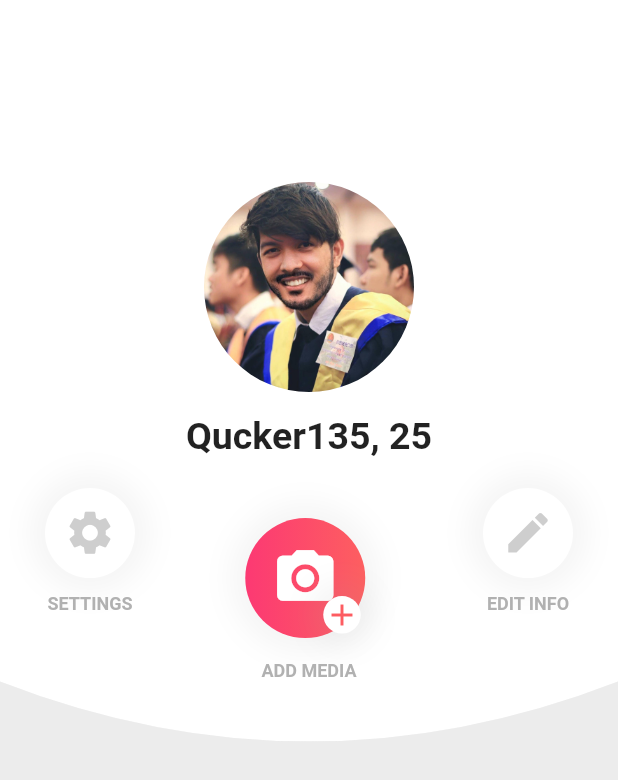
After one commit to bingis-khan/christer, a Flutter app: the AccountPage screen opened directly, on a phone screen of 412 x 824 dp. The commit adds this screen. Shown: the top 780 px of the screen. Run offline on Flutter 3.47's test engine with Material 2 defaults, Android fonts, the phone set to English and light mode, and no system bars; our stand-ins replace flutter_custom_clippers, flutter_svg, swipe_cards; project files that could hold a hidden picture were left out.

Commit message:
add profile page

```diff
--- /dev/null
+++ b/christer/lib/pages/account_page.dart
@@ -0,0 +1,199 @@
+import 'package:christer/data/account_json.dart';
+import 'package:christer/theme/colors.dart';
+import 'package:flutter/material.dart';
+import 'package:flutter_custom_clippers/flutter_custom_clippers.dart';
+
+class AccountPage extends StatefulWidget {
+  @override
+  _AccountPageState createState() => _AccountPageState();
+}
+
+class _AccountPageState extends State<AccountPage> {
+  @override
+  Widget build(BuildContext context) {
+    return Scaffold(
+      backgroundColor: grey.withOpacity(0.2),
+      body: getBody(),
+    );
+  }
+
+  Widget getBody() {
+    var size = MediaQuery.of(context).size;
+    return ClipPath(
+      clipper: OvalBottomBorderClipper(),
+      child: Container(
+        width: size.width,
+        height: size.height * 0.6,
+        decoration: BoxDecoration(color: white, boxShadow: [
+          BoxShadow(
+              color: grey.withOpacity(0.1), spreadRadius: 10, blurRadius: 10)
+        ]),
+        child: Padding(
+          padding: const EdgeInsets.only(left: 30, right: 30, bottom: 40),
+          child: Column(mainAxisAlignment: MainAxisAlignment.end, children: [
+            Container(
+              width: 140,
+              height: 140,
+              decoration: BoxDecoration(
+                  shape: BoxShape.circle,
+                  image: DecorationImage(
+                      image: AssetImage(account_json[0]['img']),
+                      fit: BoxFit.cover)),
+            ),
+            SizedBox(
+              height: 15,
+            ),
+            Text(
+              account_json[0]['name'] +
+                  ", " +
+                  account_json[0]['age'].toString(),
+              style: TextStyle(fontSize: 25, fontWeight: FontWeight.w600),
+            ),
+            SizedBox(
+              height: 20,
+            ),
+            Row(
+              crossAxisAlignment: CrossAxisAlignment.start,
+              mainAxisAlignment: MainAxisAlignment.spaceBetween,
+              children: [
+                Column(
+                  children: [
+                    Container(
+                      width: 60,
+                      height: 60,
+                      decoration: BoxDecoration(
+                          color: white,
+                          shape: BoxShape.circle,
+                          boxShadow: [
+                            BoxShadow(
+                              color: grey.withOpacity(0.1),
+                              blurRadius: 15,
+                              spreadRadius: 10,
+                            )
+                          ]),
+                      child: Icon(
+                        color: grey.withOpacity(0.5),
+                        Icons.settings,
+                        size: 35,
+                      ),
+                    ),
+                    SizedBox(
+                      height: 10,
+                    ),
+                    Text(
+                      "SETTINGS",
+                      style: TextStyle(
+                          fontSize: 12,
+                          fontWeight: FontWeight.w600,
+                          color: grey.withOpacity(0.8)),
+                    )
+                  ],
+                ),
+                Padding(
+                  padding: const EdgeInsets.only(top: 20),
+                  child: Column(
+                    children: [
+                      Container(
+                        width: 85,
+                        height: 85,
+                        child: Stack(
+                          children: [
+                            Container(
+                              width: 80,
+                              height: 80,
+                              decoration: BoxDecoration(
+                                  gradient: LinearGradient(
+                                      colors: [primary_one, primary_two]),
+                                  shape: BoxShape.circle,
+                                  boxShadow: [
+                                    BoxShadow(
+                                      color: grey.withOpacity(0.1),
+                                      blurRadius: 15,
+                                      spreadRadius: 10,
+                                    )
+                                  ]),
+                              child: Icon(
+                                color: white,
+                                Icons.camera_alt,
+                                size: 45,
+                              ),
+                            ),
+                            Positioned(
+                              right: 8,
+                              bottom: 8,
+                              child: Container(
+                                width: 25,
+                                height: 25,
+                                decoration: BoxDecoration(
+                                    color: white,
+                                    shape: BoxShape.circle,
+                                    boxShadow: [
+                                      BoxShadow(
+                                        color: grey.withOpacity(0.1),
+                                        blurRadius: 15,
+                                        spreadRadius: 10,
+                                      )
+                                    ]),
+                                    child: Center(
+                                      child: Icon(Icons.add,
+                                      color: primary,),
+                                    ),
+                              ),
+                            )
+                          ],
+                        ),
+                      ),
+                      SizedBox(
+                        height: 10,
+                      ),
+                      Text(
+                        "ADD MEDIA",
+                        style: TextStyle(
+                            fontSize: 12,
+                            fontWeight: FontWeight.w600,
+                            color: grey.withOpacity(0.8)),
+                      )
+                    ],
+                  ),
+                ),
+                Column(
+                  children: [
+                    Container(
+                      width: 60,
+                      height: 60,
+                      decoration: BoxDecoration(
+                          color: white,
+                          shape: BoxShape.circle,
+                          boxShadow: [
+                            BoxShadow(
+                              color: grey.withOpacity(0.1),
+                              blurRadius: 15,
+                              spreadRadius: 10,
+                            )
+                          ]),
+                      child: Icon(
+                        color: grey.withOpacity(0.5),
+                        Icons.edit,
+                        size: 35,
+                      ),
+                    ),
+                    SizedBox(
+                      height: 10,
+                    ),
+                    Text(
+                      "EDIT INFO",
+                      style: TextStyle(
+                          fontSize: 12,
+                          fontWeight: FontWeight.w600,
+                          color: grey.withOpacity(0.8)),
+                    )
+                  ],
+                ),
+              ],
+            ),
+          ]),
+        ),
+      ),
+    );
+  }
+}
--- a/christer/lib/pages/root_app.dart
+++ b/christer/lib/pages/root_app.dart
@@ -1,8 +1,10 @@
+
 import 'package:flutter/material.dart';
 import 'package:flutter_svg/svg.dart';
 import 'package:christer/theme/colors.dart';
 import 'package:christer/pages/chat_page.dart';
 import 'package:christer/pages/explore_page.dart';
+import 'package:christer/pages/account_page.dart';
 
 class RootApp extends StatefulWidget {
     @override
@@ -56,7 +58,7 @@ class _RootAppState extends State<RootApp> {
             children: [
                 ExplorePage(),
                 ChatPage(),
-                ExplorePage(),
+                AccountPage()
             ],
         );
     }
--- a/christer/lib/pages/user_chat_page.dart
+++ b/christer/lib/pages/user_chat_page.dart
@@ -1,5 +1,4 @@
 import 'package:flutter/material.dart';
-import 'package:flutter/cupertino.dart';
 import 'package:christer/model/user_chat.dart';
 import 'package:christer/theme/colors.dart';
 import 'package:christer/model/message.dart';
```
